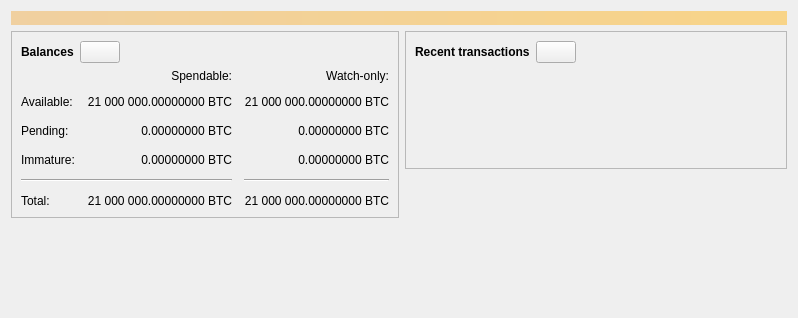
The window that src/qt/forms/overviewpage.ui (bitcoin-version-plus-plus/bitcoin-version-plus-plus) describes before a commit, drawn with Qt 5.
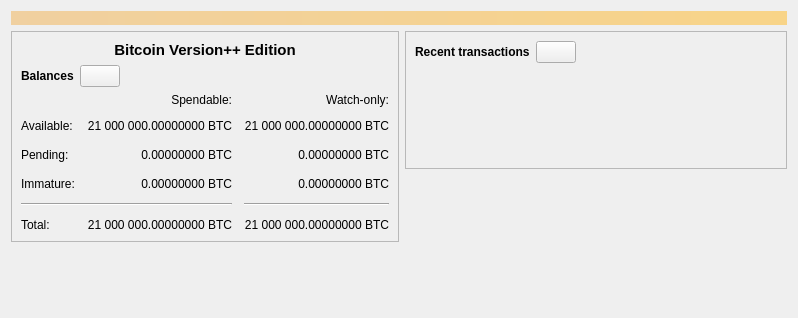
The same window after the commit. Icons and pictures are not drawn. Custom widgets are drawn as their Qt base class.

Commit message: Fix node count on user interface

Patch:
```diff
--- a/src/qt/forms/overviewpage.ui
+++ b/src/qt/forms/overviewpage.ui
@@ -46,6 +46,26 @@
           <enum>QFrame::Raised</enum>
          </property>
          <layout class="QVBoxLayout" name="verticalLayout_4">
+          <item>
+           <widget class="QLabel" name="label">
+            <property name="font">
+             <font>
+              <pointsize>11</pointsize>
+              <weight>75</weight>
+              <bold>true</bold>
+             </font>
+            </property>
+            <property name="frameShape">
+             <enum>QFrame::NoFrame</enum>
+            </property>
+            <property name="text">
+             <string>Bitcoin Version++ Edition</string>
+            </property>
+            <property name="alignment">
+             <set>Qt::AlignCenter</set>
+            </property>
+           </widget>
+          </item>
           <item>
            <layout class="QHBoxLayout" name="horizontalLayout_4">
             <item>
```
The commit also changes 1 other file.
